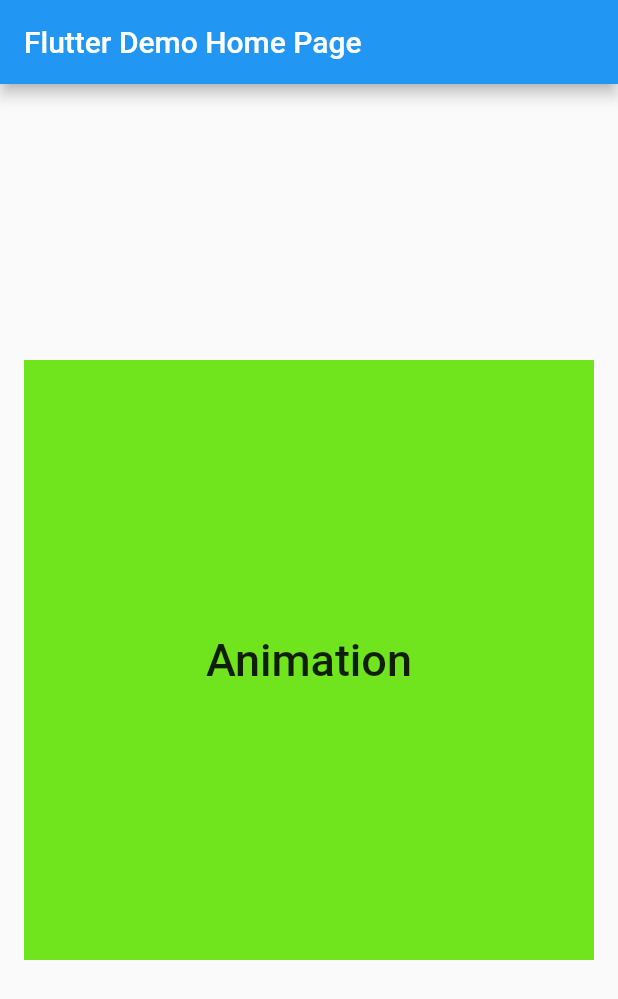
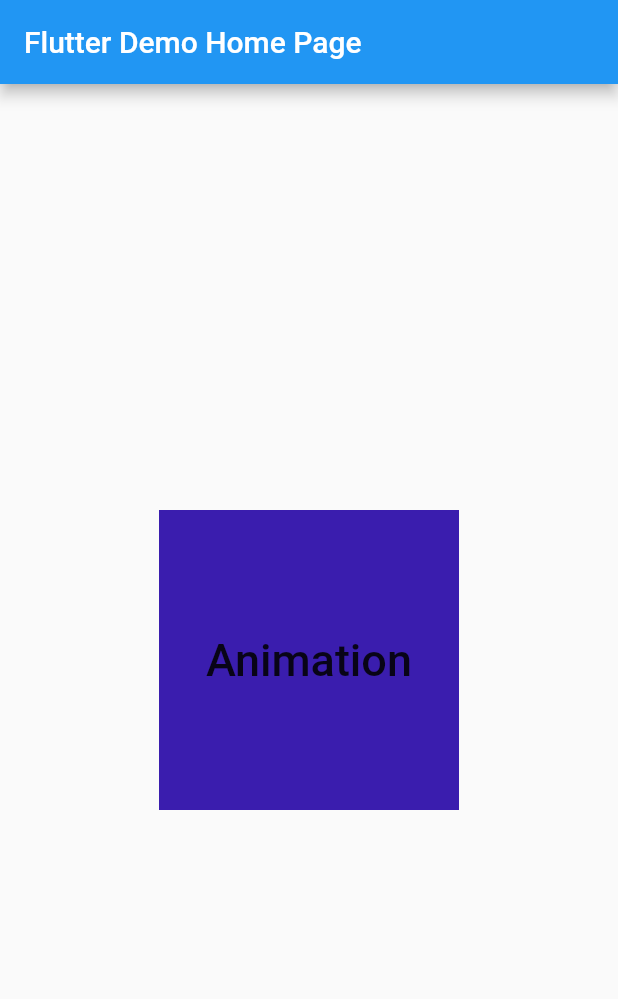
Before and after one commit to DavidSilTroy/Flutter_animation, a Flutter app: the screen it shows after launch, after a tap on "Animation", on a phone screen of 412 x 824 dp. Shown: the top 999 px of the screen. Run offline on Flutter 3.47's test engine with Material 2 defaults, Android fonts, the phone set to English and light mode, and no system bars.

```diff
--- a/lib/main.dart
+++ b/lib/main.dart
@@ -28,8 +28,11 @@ class MyHomePage extends StatefulWidget {
 }
 
 class _MyHomePageState extends State<MyHomePage> {
-  double _width = 200;
-  double _height = 200;
+  //tween is the short of inbetween
+  final Tween<double> _scaleTween = Tween<double>(begin: 1, end: 15);
+
+  double? _scale = 2;
+
   Color? _color = Colors.blue[300];
 
   @override
@@ -42,28 +45,34 @@ class _MyHomePageState extends State<MyHomePage> {
         child: MaterialButton(
           onPressed: () {
             setState(() {
-              if (_width != 400) {
-                _width = 400;
-                _height = 400;
+              if (_scale != 2) {
+                _scale = 2;
                 _color = const Color.fromARGB(255, 112, 228, 29);
               } else {
-                _width = 200;
-                _height = 200;
+                _scale = 1;
                 _color = const Color.fromARGB(255, 58, 29, 174);
               }
             });
           },
           //here! remember this
-          child: AnimatedContainer(
-            duration: const Duration(milliseconds: 1000),
-            width: _width,
-            height: _height,
-            color: _color,
-            curve: Curves.bounceOut,
-            child: const Center(
-              child: Text(
-                'Animation',
-                style: TextStyle(fontSize: 30),
+          child: TweenAnimationBuilder(
+            tween: _scaleTween,
+            duration: const Duration(seconds: 2),
+            builder: ((context, scale, child) {
+              return Transform.scale(
+                scale: _scale,
+                child: child,
+              );
+            }),
+            child: Container(
+              width: 200,
+              height: 200,
+              color: _color,
+              child: const Center(
+                child: Text(
+                  'Animation',
+                  style: TextStyle(fontSize: 30),
+                ),
               ),
             ),
           ),
```
